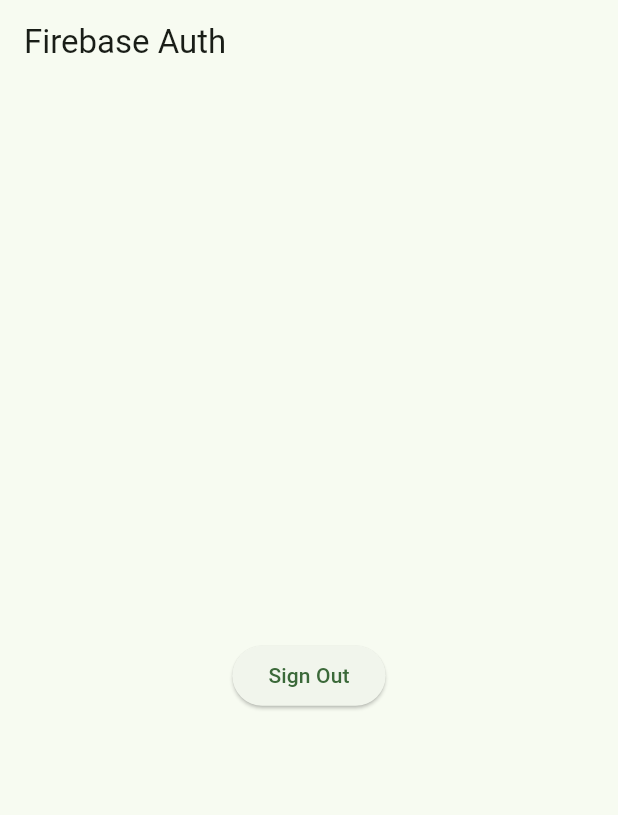
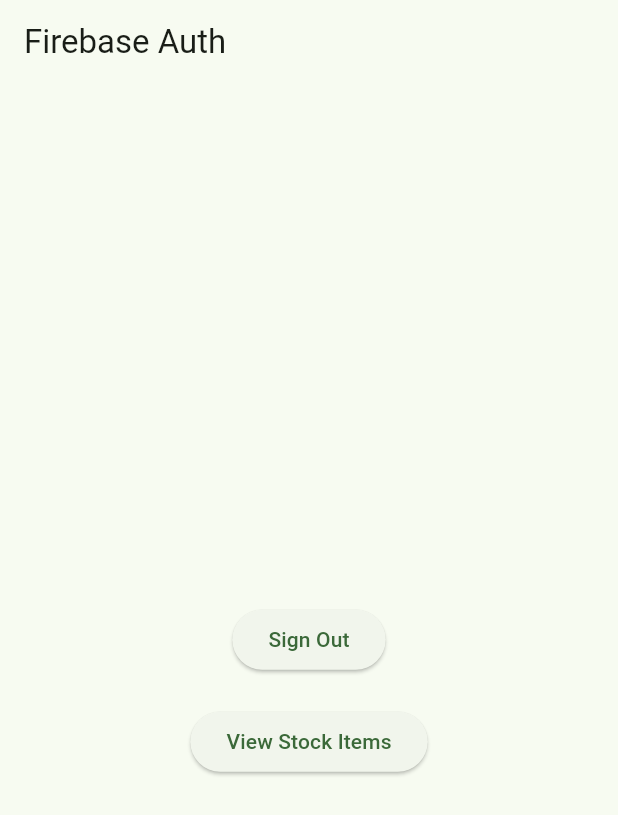
Before and after one commit to babineax/inventory-management-system, a Flutter app: the screen it shows once a user with an empty profile is signed in, on a phone screen of 412 x 824 dp. Shown: the top 815 px of the screen. Run offline on Flutter 3.47's test engine with Material 2 defaults, Android fonts, the phone set to English and light mode, and no system bars; our stand-ins replace cloud_firestore, firebase_auth, firebase_core; accounts and stored records are empty.

Commit message:
added the stock list/inventory navigation on home page

```diff
--- a/lib/pages/home_page.dart
+++ b/lib/pages/home_page.dart
@@ -1,11 +1,13 @@
 import 'package:firebase_auth/firebase_auth.dart';
 import 'package:inventory_management_system/auth.dart';
-
 import 'package:flutter/material.dart';
+import 'package:inventory_management_system/screens/stock_list_screen.dart';
 
 class HomePage extends StatelessWidget {
   HomePage({Key? key}) : super(key: key);
+
   final User? user = Auth().currentUser;
+
   Future<void> signOut() async {
     await Auth().signOut();
   }
@@ -25,6 +27,21 @@
     );
   }
 
+  // Navigate to Stock List screen
+  void _goToStockList(BuildContext context) {
+    Navigator.push(
+      context,
+      MaterialPageRoute(builder: (context) => const StockListScreen()),
+    );
+  }
+
+  Widget _viewStockButton(BuildContext context) {
+    return ElevatedButton(
+      onPressed: () => _goToStockList(context),
+      child: const Text('View Stock Items'),
+    );
+  }
+
   @override
   Widget build(BuildContext context) {
     return Scaffold(
@@ -38,7 +55,13 @@
         child: Column(
           crossAxisAlignment: CrossAxisAlignment.center,
           mainAxisAlignment: MainAxisAlignment.center,
-          children: <Widget>[_userUid(), _signOutButton()],
+          children: <Widget>[
+            _userUid(),
+            const SizedBox(height: 20),
+            _signOutButton(),
+            const SizedBox(height: 20),
+            _viewStockButton(context), // New button to view stock items
+          ],
         ), // Column
       ), // Container
     ); // Scaffold
```
